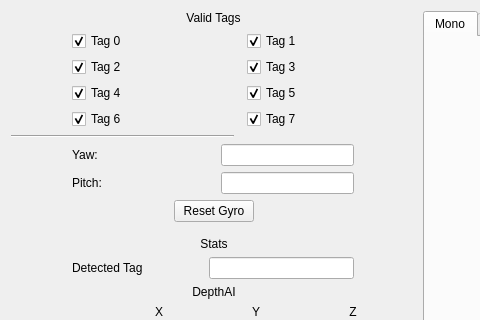
Old version of the form designer/debugWindow.ui in the repository 4201VitruvianBots/ChargedUp2023AprilTags; both pictures show x 0 to 480 and y 0 to 320 of the 1096 by 889 pixel window.
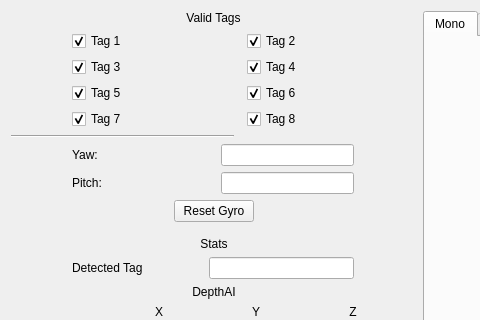
New version of the form.

Commit message: Fixed tagFilter not counting Tag 8

```diff
--- a/designer/debugWindow.ui
+++ b/designer/debugWindow.ui
@@ -47,7 +47,7 @@
      <item>
       <layout class="QGridLayout" name="gridLayout_4">
        <item row="2" column="0">
-        <widget class="QCheckBox" name="tagCheckbox2">
+        <widget class="QCheckBox" name="tagCheckbox3">
          <property name="maximumSize">
           <size>
            <width>108</width>
@@ -55,7 +55,7 @@
           </size>
          </property>
          <property name="text">
-          <string>Tag 2</string>
+          <string>Tag 3</string>
          </property>
          <property name="checked">
           <bool>true</bool>
@@ -63,7 +63,7 @@
         </widget>
        </item>
        <item row="4" column="0">
-        <widget class="QCheckBox" name="tagCheckbox4">
+        <widget class="QCheckBox" name="tagCheckbox5">
          <property name="maximumSize">
           <size>
            <width>108</width>
@@ -71,7 +71,7 @@
           </size>
          </property>
          <property name="text">
-          <string>Tag 4</string>
+          <string>Tag 5</string>
          </property>
          <property name="checked">
           <bool>true</bool>
@@ -79,26 +79,10 @@
         </widget>
        </item>
        <item row="0" column="0">
-        <widget class="QCheckBox" name="tagCheckbox0">
-         <property name="maximumSize">
-          <size>
-           <width>108</width>
-           <height>16777215</height>
-          </size>
-         </property>
-         <property name="text">
-          <string>Tag 0</string>
-         </property>
-         <property name="checked">
-          <bool>true</bool>
-         </property>
-        </widget>
-       </item>
-       <item row="0" column="1">
         <widget class="QCheckBox" name="tagCheckbox1">
          <property name="maximumSize">
           <size>
-           <width>107</width>
+           <width>108</width>
            <height>16777215</height>
           </size>
          </property>
@@ -108,13 +92,29 @@
          <property name="checked">
           <bool>true</bool>
          </property>
+        </widget>
+       </item>
+       <item row="0" column="1">
+        <widget class="QCheckBox" name="tagCheckbox2">
+         <property name="maximumSize">
+          <size>
+           <width>107</width>
+           <height>16777215</height>
+          </size>
+         </property>
+         <property name="text">
+          <string>Tag 2</string>
+         </property>
+         <property name="checked">
+          <bool>true</bool>
+         </property>
          <property name="tristate">
           <bool>false</bool>
          </property>
         </widget>
        </item>
        <item row="2" column="1">
-        <widget class="QCheckBox" name="tagCheckbox3">
+        <widget class="QCheckBox" name="tagCheckbox4">
          <property name="maximumSize">
           <size>
            <width>107</width>
@@ -122,7 +122,7 @@
           </size>
          </property>
          <property name="text">
-          <string>Tag 3</string>
+          <string>Tag 4</string>
          </property>
          <property name="checked">
           <bool>true</bool>
@@ -130,7 +130,7 @@
         </widget>
        </item>
        <item row="4" column="1">
-        <widget class="QCheckBox" name="tagCheckbox5">
+        <widget class="QCheckBox" name="tagCheckbox6">
          <property name="maximumSize">
           <size>
            <width>107</width>
@@ -138,7 +138,7 @@
           </size>
          </property>
          <property name="text">
-          <string>Tag 5</string>
+          <string>Tag 6</string>
          </property>
          <property name="checked">
           <bool>true</bool>
@@ -146,10 +146,26 @@
         </widget>
        </item>
        <item row="5" column="1">
+        <widget class="QCheckBox" name="tagCheckbox8">
+         <property name="maximumSize">
+          <size>
+           <width>107</width>
+           <height>16777215</height>
+          </size>
+         </property>
+         <property name="text">
+          <string>Tag 8</string>
+         </property>
+         <property name="checked">
+          <bool>true</bool>
+         </property>
+        </widget>
+       </item>
+       <item row="5" column="0">
         <widget class="QCheckBox" name="tagCheckbox7">
          <property name="maximumSize">
           <size>
-           <width>107</width>
+           <width>108</width>
            <height>16777215</height>
           </size>
          </property>
@@ -161,22 +177,6 @@
          </property>
         </widget>
        </item>
-       <item row="5" column="0">
-        <widget class="QCheckBox" name="tagCheckbox6">
-         <property name="maximumSize">
-          <size>
-           <width>108</width>
-           <height>16777215</height>
-          </size>
-         </property>
-         <property name="text">
-          <string>Tag 6</string>
-         </property>
-         <property name="checked">
-          <bool>true</bool>
-         </property>
-        </widget>
-       </item>
       </layout>
      </item>
      <item>
```
The commit also changes 2 other files.
